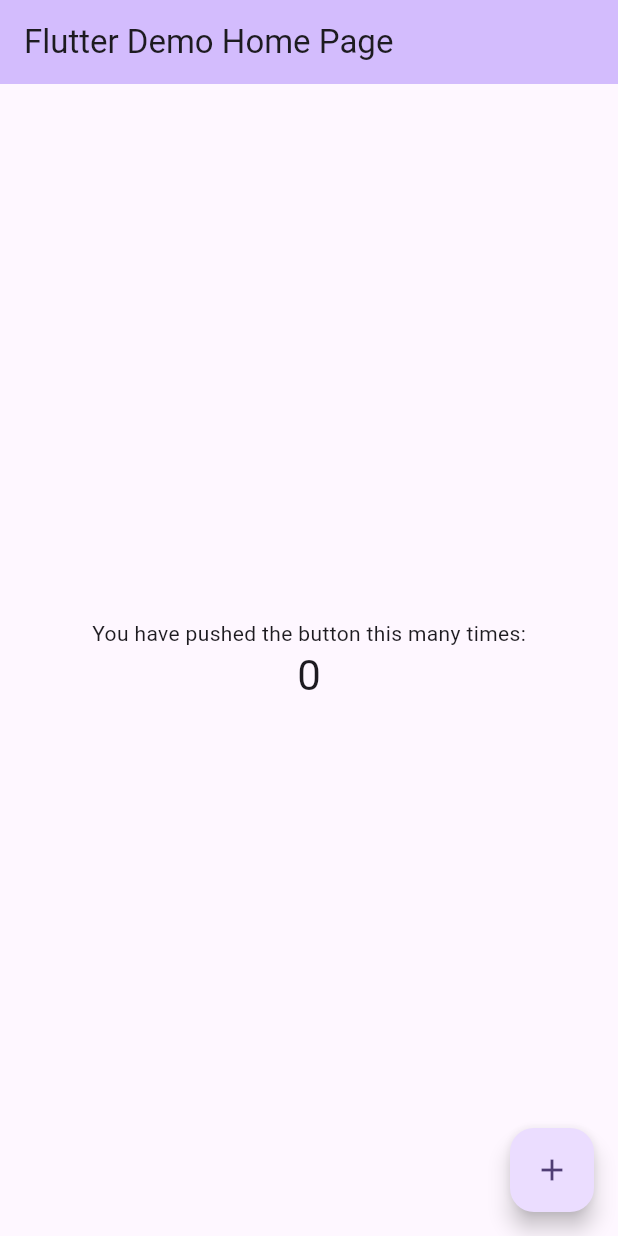
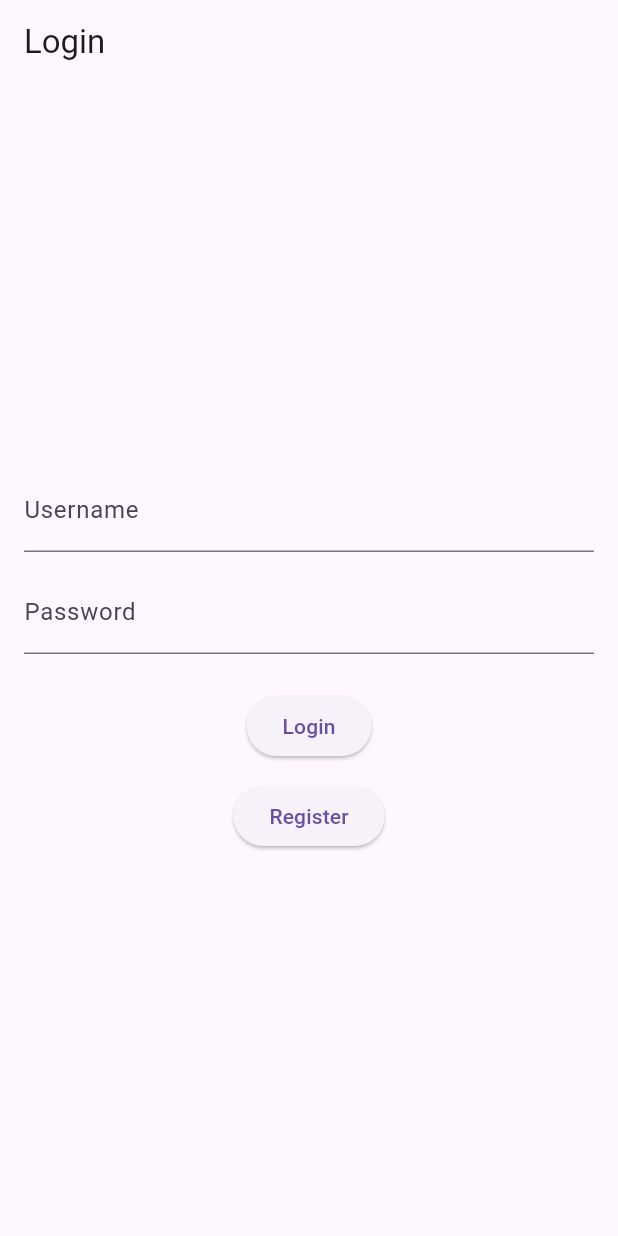
Before and after one commit to PBP-B07/TK-PAS, a Flutter app: the screen it shows after launch, on a phone screen of 412 x 824 dp. Run offline on Flutter 3.47's test engine with Material 3 defaults, Android fonts, the phone set to English and light mode, and no system bars; missing offline and left inert: pbp_django_auth.

Commit message:
login regis

```diff
--- a/lib/forum/models/product_forum.dart
+++ b/lib/forum/models/product_forum.dart
@@ -3,6 +3,7 @@
 //     final product = productFromJson(jsonString);
 
 import 'dart:convert';
+import 'package:flutter/material.dart';
 
 List<Product> productFromJson(String str) =>
     List<Product>.from(json.decode(str).map((x) => Product.fromJson(x)));
--- /dev/null
+++ b/lib/login/login.dart
@@ -0,0 +1,129 @@
+import 'package:flutter/material.dart';
+import 'package:pbp_django_auth/pbp_django_auth.dart';
+import 'package:provider/provider.dart';
+import 'package:ulasbuku/login/register.dart';
+
+void main() {
+  runApp(const LoginApp());
+}
+
+class LoginApp extends StatelessWidget {
+  const LoginApp({super.key});
+
+  @override
+  Widget build(BuildContext context) {
+    return MaterialApp(
+      title: 'Login',
+      theme: ThemeData(
+        primarySwatch: Colors.blue,
+      ),
+      home: const LoginPage(),
+    );
+  }
+}
+
+class LoginPage extends StatefulWidget {
+  const LoginPage({Key? key}) : super(key: key);
+
+  @override
+  _LoginPageState createState() => _LoginPageState();
+}
+
+class _LoginPageState extends State<LoginPage> {
+  final TextEditingController _usernameController = TextEditingController();
+  final TextEditingController _passwordController = TextEditingController();
+
+  @override
+  Widget build(BuildContext context) {
+    final request = context.watch<CookieRequest>();
+    return Scaffold(
+      appBar: AppBar(
+        title: const Text('Login'),
+      ),
+      body: Container(
+        padding: const EdgeInsets.all(16.0),
+        child: Column(
+          mainAxisAlignment: MainAxisAlignment.center,
+          children: [
+            TextField(
+              controller: _usernameController,
+              decoration: const InputDecoration(
+                labelText: 'Username',
+              ),
+            ),
+            const SizedBox(height: 12.0),
+            TextField(
+              controller: _passwordController,
+              decoration: const InputDecoration(
+                labelText: 'Password',
+              ),
+              obscureText: true,
+            ),
+            const SizedBox(height: 24.0),
+            ElevatedButton(
+              onPressed: () async {
+                String username = _usernameController.text;
+                String password = _passwordController.text;
+
+                // Cek kredensial
+
+                // Untuk menyambungkan Android emulator dengan Django pada localhost,
+                // gunakan URL http://10.0.2.2/
+                final response = await request.login("http://localhost:8000/auth/login/", {
+                  'username': username,
+                  'password': password,
+                });
+
+                // final response = await request.login("https://muhammad-farrel21-tugas.pbp.cs.ui.ac.id/auth/login/", {
+                //   'username': username,
+                //   'password': password,
+                // });
+
+                if (request.loggedIn) {
+                  String message = response['message'];
+                  String uname = response['username'];
+                  //Navigator.pushReplacement(
+                    //context,
+                    //MaterialPageRoute(builder: (context) => MyHomePage()),
+                  //);
+                  ScaffoldMessenger.of(context)
+                    ..hideCurrentSnackBar()
+                    ..showSnackBar(
+                        SnackBar(content: Text("$message Selamat datang, $uname.")));
+                } else {
+                  showDialog(
+                    context: context,
+                    builder: (context) => AlertDialog(
+                      title: const Text('Login Gagal'),
+                      content:
+                          Text(response['message']),
+                      actions: [
+                        TextButton(
+                          child: const Text('OK'),
+                          onPressed: () {
+                            Navigator.pop(context);
+                          },
+                        ),
+                      ],
+                    ),
+                  );
+                }
+              },
+              child: const Text('Login'),
+            ),
+            const SizedBox(height: 12.0),
+            ElevatedButton(
+              onPressed: () {
+                Navigator.push(
+                  context,
+                  MaterialPageRoute(builder: (context) => RegistrationPage()),
+                );
+              },
+              child: const Text('Register'),
+            ),
+          ],
+        ),
+      ),
+    );
+  }
+}
--- a/lib/main.dart
+++ b/lib/main.dart
@@ -1,125 +1,30 @@
 import 'package:flutter/material.dart';
+import 'package:pbp_django_auth/pbp_django_auth.dart';
+import 'package:provider/provider.dart';
+import 'package:ulasbuku/login/login.dart';
+
 
 void main() {
   runApp(const MyApp());
 }
 
 class MyApp extends StatelessWidget {
-  const MyApp({super.key});
+  const MyApp({Key? key}) : super(key: key);
 
-  // This widget is the root of your application.
   @override
   Widget build(BuildContext context) {
-    return MaterialApp(
-      title: 'PBP B07',
-      theme: ThemeData(
-        // This is the theme of your application.
-        //
-        // TRY THIS: Try running your application with "flutter run". You'll see
-        // the application has a blue toolbar. Then, without quitting the app,
-        // try changing the seedColor in the colorScheme below to Colors.green
-        // and then invoke "hot reload" (save your changes or press the "hot
-        // reload" button in a Flutter-supported IDE, or press "r" if you used
-        // the command line to start the app).
-        //
-        // Notice that the counter didn't reset back to zero; the application
-        // state is not lost during the reload. To reset the state, use hot
-        // restart instead.
-        //
-        // This works for code too, not just values: Most code changes can be
-        // tested with just a hot reload.
-        colorScheme: ColorScheme.fromSeed(seedColor: Colors.deepPurple),
-        useMaterial3: true,
-      ),
-      home: const MyHomePage(title: 'Flutter Demo Home Page'),
+    return Provider(
+      create: (_) {
+        CookieRequest request = CookieRequest();
+        return request;
+      },
+      child: MaterialApp(
+          title: 'Flutter App',
+          theme: ThemeData(
+            colorScheme: ColorScheme.fromSeed(seedColor: Colors.indigo),
+            useMaterial3: true,
+          ),
+          home: LoginApp()),
     );
   }
 }
-
-class MyHomePage extends StatefulWidget {
-  const MyHomePage({super.key, required this.title});
-
-  // This widget is the home page of your application. It is stateful, meaning
-  // that it has a State object (defined below) that contains fields that affect
-  // how it looks.
-
-  // This class is the configuration for the state. It holds the values (in this
-  // case the title) provided by the parent (in this case the App widget) and
-  // used by the build method of the State. Fields in a Widget subclass are
-  // always marked "final".
-
-  final String title;
-
-  @override
-  State<MyHomePage> createState() => _MyHomePageState();
-}
-
-class _MyHomePageState extends State<MyHomePage> {
-  int _counter = 0;
-
-  void _incrementCounter() {
-    setState(() {
-      // This call to setState tells the Flutter framework that something has
-      // changed in this State, which causes it to rerun the build method below
-      // so that the display can reflect the updated values. If we changed
-      // _counter without calling setState(), then the build method would not be
-      // called again, and so nothing would appear to happen.
-      _counter++;
-    });
-  }
-
-  @override
-  Widget build(BuildContext context) {
-    // This method is rerun every time setState is called, for instance as done
-    // by the _incrementCounter method above.
-    //
-    // The Flutter framework has been optimized to make rerunning build methods
-    // fast, so that you can just rebuild anything that needs updating rather
-    // than having to individually change instances of widgets.
-    return Scaffold(
-      appBar: AppBar(
-        // TRY THIS: Try changing the color here to a specific color (to
-        // Colors.amber, perhaps?) and trigger a hot reload to see the AppBar
-        // change color while the other colors stay the same.
-        backgroundColor: Theme.of(context).colorScheme.inversePrimary,
-        // Here we take the value from the MyHomePage object that was created by
-        // the App.build method, and use it to set our appbar title.
-        title: Text(widget.title),
-      ),
-      body: Center(
-        // Center is a layout widget. It takes a single child and positions it
-        // in the middle of the parent.
-        child: Column(
-          // Column is also a layout widget. It takes a list of children and
-          // arranges them vertically. By default, it sizes itself to fit its
-          // children horizontally, and tries to be as tall as its parent.
-          //
-          // Column has various properties to control how it sizes itself and
-          // how it positions its children. Here we use mainAxisAlignment to
-          // center the children vertically; the main axis here is the vertical
-          // axis because Columns are vertical (the cross axis would be
-          // horizontal).
-          //
-          // TRY THIS: Invoke "debug painting" (choose the "Toggle Debug Paint"
-          // action in the IDE, or press "p" in the console), to see the
-          // wireframe for each widget.
-          mainAxisAlignment: MainAxisAlignment.center,
-          children: <Widget>[
-            const Text(
-              'You have pushed the button this many times:',
-            ),
-            Text(
-              '$_counter',
-              style: Theme.of(context).textTheme.headlineMedium,
-            ),
-          ],
-        ),
-      ),
-      floatingActionButton: FloatingActionButton(
-        onPressed: _incrementCounter,
-        tooltip: 'Increment',
-        child: const Icon(Icons.add),
-      ), // This trailing comma makes auto-formatting nicer for build methods.
-    );
-  }
-}
--- a/pubspec.yaml
+++ b/pubspec.yaml
@@ -35,6 +35,8 @@ dependencies:
   # The following adds the Cupertino Icons font to your application.
   # Use with the CupertinoIcons class for iOS style icons.
   cupertino_icons: ^1.0.2
+  provider: ^6.1.1
+  pbp_django_auth: ^0.4.0
 
 dev_dependencies:
   flutter_test:
```
Also changed, not shown: lib/login/register.dart (added, +173 -0 lines), lib/homepage/models/screens/homepage.dart (added), pubspec.lock, 1 other file.
